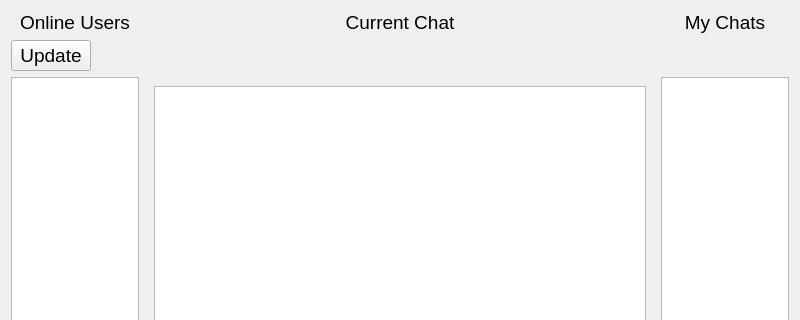
Qt form Client/client.ui (LesterEvSe/Messenger-Client) before a commit; both pictures show x 0 to 800 and y 0 to 320 of the 800 by 600 pixel window.
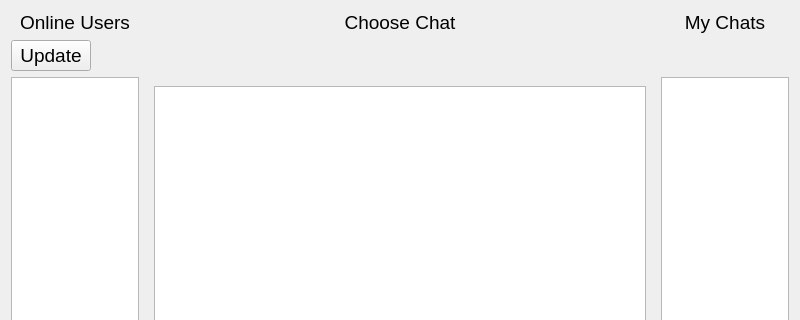
The same form after that commit.

Commit message: Add new request 'download correspondence'

Diff of the .ui file:
```diff
--- a/Client/client.ui
+++ b/Client/client.ui
@@ -46,7 +46,7 @@
         </sizepolicy>
        </property>
        <property name="text">
-        <string>Current Chat</string>
+        <string>Choose Chat</string>
        </property>
        <property name="alignment">
         <set>Qt::AlignCenter</set>
```
Left out of the diff: 2 changed lines with no effect on the pictures. The commit also changes 2 other files.
